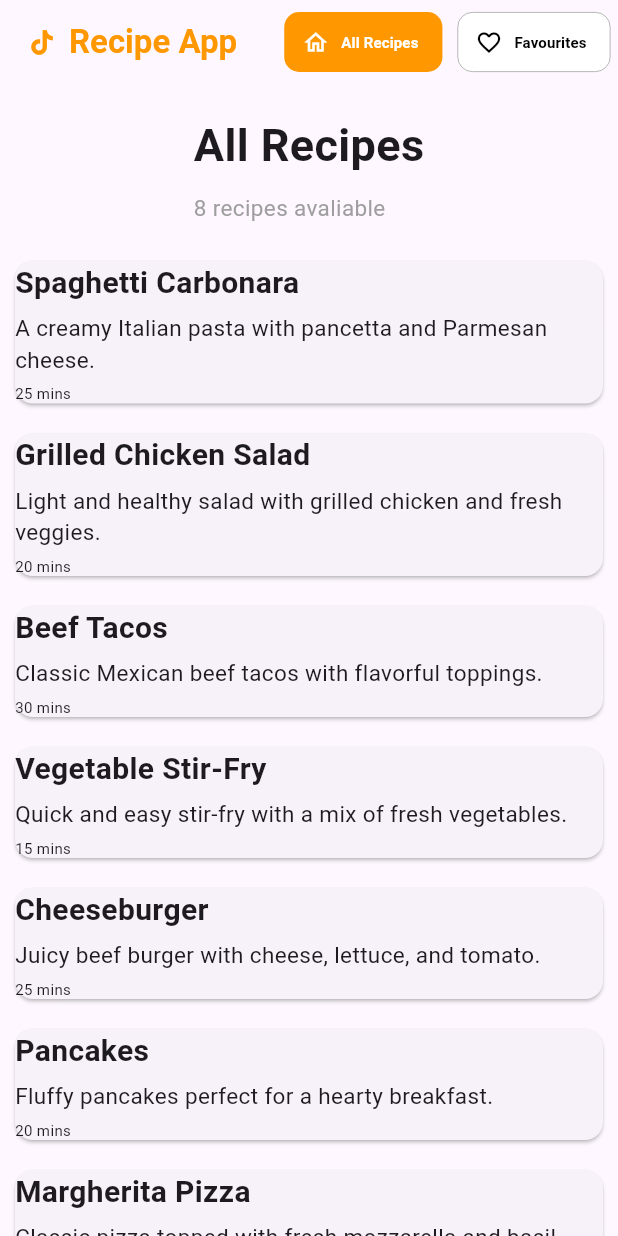
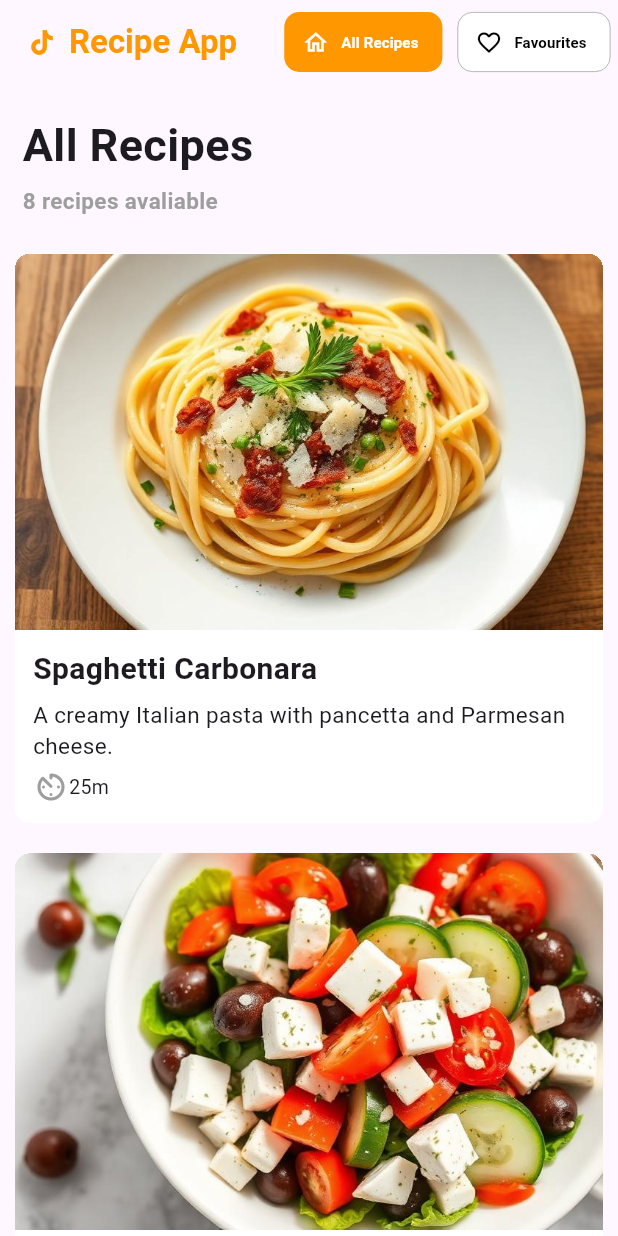
Before and after one commit to nnurhussien04/RecipeApp, a Flutter app: the screen it shows after launch, on a phone screen of 412 x 824 dp. Run offline on Flutter 3.47's test engine with Material 3 defaults, Android fonts, the phone set to English and light mode, and no system bars; our stand-ins replace google_fonts.

Commit message:
Completed homepage and started set-up for the other pages

```diff
--- a/lib/data/recipes.dart
+++ b/lib/data/recipes.dart
@@ -5,7 +5,7 @@ final List<Recipe> recipes = [
     dish: "Spaghetti Carbonara",
     description: "A creamy Italian pasta with pancetta and Parmesan cheese.",
     difficulty: "Medium",
-    time: "25 mins",
+    time: "25m",
     servings: "2",
     ingredients: [
       "200g spaghetti",
@@ -22,12 +22,13 @@ final List<Recipe> recipes = [
       "Combine pasta with pancetta and egg mixture.",
       "Serve with extra Parmesan and black pepper."
     ],
+    image: "assets/images/pasta-carbonara.jpg"
   ),
   Recipe(
     dish: "Grilled Chicken Salad",
     description: "Light and healthy salad with grilled chicken and fresh veggies.",
     difficulty: "Easy",
-    time: "20 mins",
+    time: "20m",
     servings: "2",
     ingredients: [
       "200g chicken breast",
@@ -45,12 +46,13 @@ final List<Recipe> recipes = [
       "Drizzle with olive oil and lemon juice.",
       "Season with salt and pepper to taste."
     ],
+    image: "assets/images/greek-salad.jpg"
   ),
   Recipe(
     dish: "Beef Tacos",
     description: "Classic Mexican beef tacos with flavorful toppings.",
     difficulty: "Easy",
-    time: "30 mins",
+    time: "30m",
     servings: "4",
     ingredients: [
       "400g ground beef",
@@ -67,12 +69,13 @@ final List<Recipe> recipes = [
       "Fill taco shells with beef and toppings.",
       "Serve with salsa or sour cream."
     ],
+    image: "assets/images/beef-tacos.jpg"
   ),
   Recipe(
     dish: "Vegetable Stir-Fry",
     description: "Quick and easy stir-fry with a mix of fresh vegetables.",
     difficulty: "Easy",
-    time: "15 mins",
+    time: "15m",
     servings: "3",
     ingredients: [
       "Broccoli",
@@ -90,12 +93,13 @@ final List<Recipe> recipes = [
       "Add soy sauce and stir well.",
       "Serve hot with rice or noodles."
     ],
+    image: "assets/images/veggie-stir-fry.jpg"
   ),
   Recipe(
     dish: "Cheeseburger",
     description: "Juicy beef burger with cheese, lettuce, and tomato.",
     difficulty: "Easy",
-    time: "25 mins",
+    time: "25m",
     servings: "2",
     ingredients: [
       "2 beef patties",
@@ -113,12 +117,13 @@ final List<Recipe> recipes = [
       "Assemble burgers with cheese, lettuce, tomato, and condiments.",
       "Serve with fries or salad."
     ],
+    image: "assets/images/images.jpeg"
   ),
   Recipe(
     dish: "Pancakes",
     description: "Fluffy pancakes perfect for a hearty breakfast.",
     difficulty: "Easy",
-    time: "20 mins",
+    time: "20m",
     servings: "4",
     ingredients: [
       "1 cup flour",
@@ -137,12 +142,13 @@ final List<Recipe> recipes = [
       "Flip and cook the other side.",
       "Serve with butter and maple syrup."
     ],
+    image: "assets/images/pancakes.jpg"
   ),
   Recipe(
     dish: "Margherita Pizza",
     description: "Classic pizza topped with fresh mozzarella and basil.",
     difficulty: "Medium",
-    time: "40 mins",
+    time: "40m",
     servings: "4",
     ingredients: [
       "Pizza dough",
@@ -159,12 +165,13 @@ final List<Recipe> recipes = [
       "Drizzle with olive oil and sprinkle salt.",
       "Bake for 10-15 minutes until golden and bubbly."
     ],
+    image: "assets/images/margherita-pizza.jpg"
   ),
   Recipe(
     dish: "Chocolate Chip Cookies",
     description: "Soft and chewy cookies with chocolate chips.",
     difficulty: "Easy",
-    time: "30 mins",
+    time: "30m",
     servings: "12",
     ingredients: [
       "1 cup flour",
@@ -184,5 +191,6 @@ final List<Recipe> recipes = [
       "Scoop dough onto a baking sheet.",
       "Bake for 10-12 minutes until golden."
     ],
+    image: "assets/images/chocolate-cookies.jpg"
   ),
 ];
--- a/lib/model/recipe.dart
+++ b/lib/model/recipe.dart
@@ -7,7 +7,8 @@ class Recipe {
       required this.time,
       required this.servings,
       required this.ingredients,
-      required this.steps
+      required this.steps,
+      required this.image
     }
   );
 
@@ -18,5 +19,6 @@ class Recipe {
   final String servings;
   final List<String> ingredients;
   final List<String> steps;
+  final String image;
 
 }
--- a/lib/screens/homepage.dart
+++ b/lib/screens/homepage.dart
@@ -1,11 +1,31 @@
 import 'package:flutter/material.dart';
-import 'package:google_fonts/google_fonts.dart';
+import 'package:recipe_app/screens/recipe_screen.dart';
 import 'package:recipe_app/widgets/recipe_bar.dart';
 import 'package:recipe_app/data/recipes.dart';
 import 'package:recipe_app/widgets/headline_widget.dart';
+import 'package:recipe_app/widgets/recipe_list.dart';
+import 'package:recipe_app/model/recipe.dart';
 
-class Homepage extends StatelessWidget {
+class Homepage extends StatefulWidget {
   const Homepage({super.key});
+
+  @override
+  State<Homepage> createState() => _HomepageState();
+}
+
+class _HomepageState extends State<Homepage> {
+
+  var activeScreen;
+  void switchScreen(Recipe recipe){
+    setState(() {
+      activeScreen = RecipeScreen(recipe);
+    });
+  }
+
+
+
+
+
 
   @override
   Widget build(BuildContext context) {
@@ -15,49 +35,18 @@ class Homepage extends StatelessWidget {
       home: Scaffold(
         extendBodyBehindAppBar: false,
         appBar: RecipeBar(),
-        body:
+        body: activeScreen ??
         Column(
           children: [
             Expanded(
               child: SingleChildScrollView(
                     child: Column(
+                      crossAxisAlignment: CrossAxisAlignment.start,
                       children: [
                         HeadlineWidget(),
                         ...recipes.map(
                             (data){
-                              return Card(
-                                margin: EdgeInsets.fromLTRB(10, 10, 10, 10),
-                                child: Container(
-                                  width: double.infinity,
-                                  child: Column(
-                                    crossAxisAlignment: CrossAxisAlignment.start,
-                                    children: [
-                                      //Image.asset("",width: double.infinity,),
-                                      Text(
-                                        data.dish,
-                                        style: GoogleFonts.roboto(
-                                          fontSize: 20,
-                                          fontWeight: FontWeight.bold
-                                        )
-                                      ),
-                                      SizedBox(height: 5),
-                                      Text(
-                                        data.description,
-                                        style: GoogleFonts.roboto(
-                                          fontSize: 15,
-                                        )
-                                      ),
-                                      SizedBox(height: 5),
-                                      Text(
-                                        data.time,
-                                        style: GoogleFonts.roboto(
-                                          fontSize: 10,
-                                        )
-                                      )
-                                    ],
-                                  ),
-                                ),
-                              );
+                              return RecipesList(data,switchScreen);
                             }
                           )
                         ],
--- a/lib/widgets/headline_widget.dart
+++ b/lib/widgets/headline_widget.dart
@@ -21,12 +21,13 @@ class HeadlineWidget extends StatelessWidget {
               fontWeight: FontWeight.bold
             ),
           ),
-          SizedBox(height: 10),
+          SizedBox(height: 5),
           Text(
             "${recipes.length} recipes avaliable",
             style: GoogleFonts.roboto(
               fontSize: 15,
-              color: Colors.grey
+              color: Colors.grey,
+              fontWeight: FontWeight.w600
               ),
           )
         ]
--- a/lib/widgets/recipe_bar.dart
+++ b/lib/widgets/recipe_bar.dart
@@ -4,7 +4,10 @@ import 'package:google_fonts/google_fonts.dart';
 class RecipeBar extends StatelessWidget implements PreferredSizeWidget {
   const RecipeBar({
     super.key,
+    //required this.switchScreen
   });
+
+  //final void Function() switchScreen;
 
   @override
   Widget build(BuildContext context) {
@@ -28,7 +31,8 @@ class RecipeBar extends StatelessWidget implements PreferredSizeWidget {
       Container(
         margin: EdgeInsets.fromLTRB(0, 0, 5, 0),
         child: TextButton.icon(
-          onPressed: (){},
+          onPressed: (){
+          },
           icon: Icon(
             Icons.home_outlined
           ),
@@ -39,10 +43,10 @@ class RecipeBar extends StatelessWidget implements PreferredSizeWidget {
               fontWeight: FontWeight.bold
             ),
           ),
-          style: OutlinedButton.styleFrom(
+          style: TextButton.styleFrom(
             foregroundColor: Colors.white,
             backgroundColor: Colors.orange,
-            shape: RoundedRectangleBorder(borderRadius: BorderRadiusGeometry.circular(10))
+            shape: RoundedRectangleBorder(borderRadius: BorderRadius.circular(10) )
 
           ),
         ),
@@ -65,11 +69,11 @@ class RecipeBar extends StatelessWidget implements PreferredSizeWidget {
           style: TextButton.styleFrom(
             backgroundColor: Colors.white,
             foregroundColor: Colors.black,
-            shape: RoundedRectangleBorder(borderRadius: BorderRadiusGeometry.circular(10)),
+            shape: RoundedRectangleBorder(borderRadius: BorderRadius.circular(10)),
             side: BorderSide(
               width: 0.5,
               color: Colors.grey
-             )
+                )
             ),
           ),
         )
--- /dev/null
+++ b/lib/widgets/recipe_list.dart
@@ -0,0 +1,86 @@
+import 'package:flutter/material.dart';
+import 'package:google_fonts/google_fonts.dart';
+import 'package:recipe_app/model/recipe.dart';
+import 'package:recipe_app/screens/recipe_screen.dart';
+
+class RecipesList extends StatefulWidget {
+  const RecipesList(this.data,this.switchScreen,{
+    super.key,
+  });
+
+  final Recipe data;
+  final void Function(Recipe recipe) switchScreen;
+
+  @override
+  State<RecipesList> createState() => _RecipesListState();
+}
+
+
+Widget? activeScreen;
+
+class _RecipesListState extends State<RecipesList> {
+  @override
+  Widget build(BuildContext context) {
+    return GestureDetector(
+      onTap: (){
+        widget.switchScreen(widget.data);
+      },
+      child: Card(
+        elevation: 0,
+        color: Colors.white,
+        margin: EdgeInsets.fromLTRB(10, 10, 10, 10),
+        shape: RoundedRectangleBorder(borderRadius: BorderRadius.circular(10)),
+        clipBehavior: Clip.hardEdge, //Clip hard edge keeps all child widgets inside the card
+        child: Container(
+          width: double.infinity,
+          child: Column(
+            crossAxisAlignment: CrossAxisAlignment.start,
+            children: [
+              Image.asset(
+                widget.data.image != null ? widget.data.image : "assets/images/beef-tacos.jpg",
+                width: double.infinity,
+              ),
+              Padding(
+                padding: const EdgeInsets.all(12),
+                child: Column(
+                  crossAxisAlignment: CrossAxisAlignment.start,
+                  children: [
+                    Text(
+                      widget.data.dish,
+                      style: GoogleFonts.roboto(
+                        fontSize: 20,
+                        fontWeight: FontWeight.bold
+                      )
+                    ),
+                    SizedBox(height: 5),
+                    Text(
+                      widget.data.description,
+                      style: GoogleFonts.roboto(
+                        fontSize: 15,
+                      )
+                    ),
+                    SizedBox(height: 5),
+                    Row(
+                      children: [
+                        Icon(
+                          Icons.av_timer_rounded,
+                          color: Colors.grey,
+                        ),
+                        Text(
+                          widget.data.time,
+                          style: GoogleFonts.roboto(
+                            fontSize: 13,
+                          )
+                        ),
+                      ],
+                    )
+                  ],
+                ),
+              ),
+            ],
+          ),
+        ),
+      ),
+    );
+  }
+}
```
Also changed, not shown: lib/screens/recipe_screen.dart (added, +111 -0 lines), pubspec.yaml (+9 -0 lines), assets/images/beef-tacos.jpg (added), assets/images/chocolate-cookies.jpg (added), assets/images/greek-salad.jpg (added), assets/images/images.jpeg (added), assets/images/margherita-pizza.jpg (added), assets/images/pancakes.jpg (added), assets/images/pasta-carbonara.jpg (added), assets/images/veggie-stir-fry.jpg (added), 10 other files.
